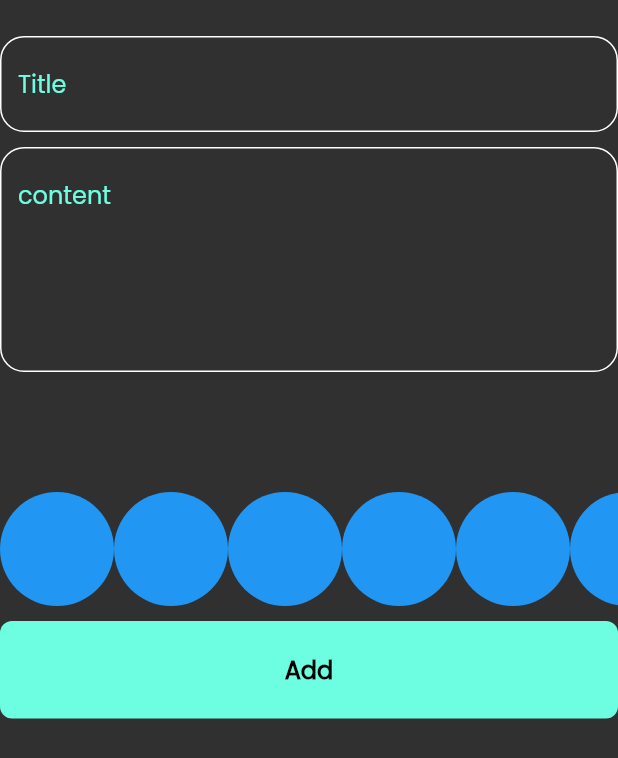
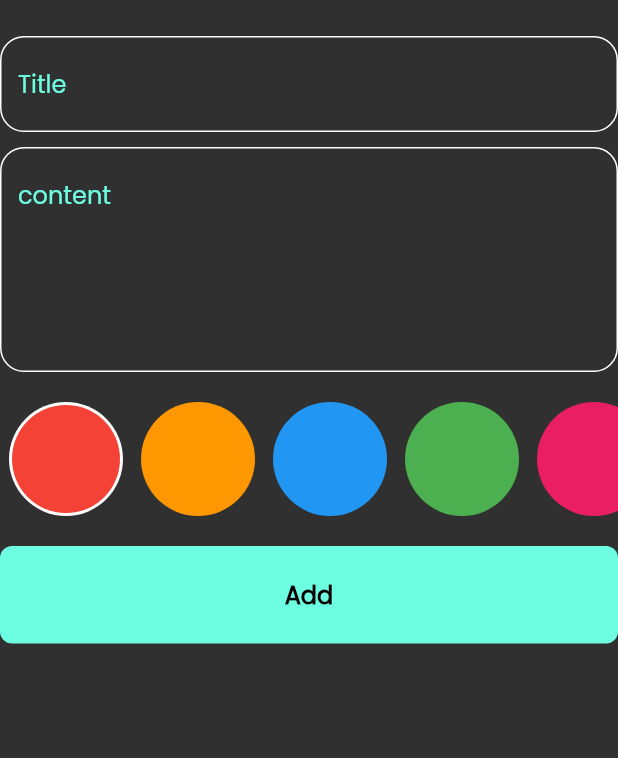
Before and after one commit to haggeresmail/notes_app, a Flutter app: the AddNoteForm widget shown alone on an empty page, opened directly, on a phone screen of 412 x 824 dp. Shown: the top 758 px of the screen. Run offline on Flutter 3.47's test engine with Material 2 defaults, Android fonts, the phone set to English and light mode, and no system bars; our stand-ins replace bloc, flutter_bloc, font_awesome_flutter, hive, hive_flutter; missing offline and left inert: dart:ffi; accounts and stored records are empty.

Commit message:
colors list view part 2

```diff
--- a/lib/widgets/addnote_form.dart
+++ b/lib/widgets/addnote_form.dart
@@ -47,11 +47,11 @@ class _AddNoteFormState extends State<AddNoteForm> {
             maxLines: 5,
           ),
           const SizedBox(
-            height: 80,
+            height: 20,
           ),
           const ColorListView(),
           const SizedBox(
-            height: 10,
+            height: 20,
           ),
           BlocBuilder<AddNoteCubit, AddNoteState>(
             builder: (context, state) {
--- a/lib/widgets/colorlistview.dart
+++ b/lib/widgets/colorlistview.dart
@@ -1,32 +1,66 @@
-
 import 'package:flutter/material.dart';
 
 class ColorItem extends StatelessWidget {
-  const ColorItem({super.key});
+  const ColorItem({super.key, required this.isActive, required this.color});
+  final bool isActive;
+  final Color color;
 
   @override
   Widget build(BuildContext context) {
-    return const CircleAvatar(
-      backgroundColor: Colors.blue,
-      radius: 38,
-    );
+    return isActive
+        ?  CircleAvatar(
+            backgroundColor: Colors.white,
+            radius: 38,
+            child: CircleAvatar(
+              backgroundColor: color,
+              radius: 36,
+            ),
+          )
+        :  CircleAvatar(
+            backgroundColor: color,
+            radius: 38,
+          );
   }
 }
 
-class ColorListView extends StatelessWidget {
+class ColorListView extends StatefulWidget {
   const ColorListView({super.key});
 
+  @override
+  State<ColorListView> createState() => _ColorListViewState();
+}
+
+class _ColorListViewState extends State<ColorListView> {
+  int currentIndex = 0;
+   List<Color> colors = const [
+    Colors.red,
+    Colors.orange,
+    Colors.blue,
+    Colors.green,
+    Colors.pink,
+
+  ];
   @override
   Widget build(BuildContext context) {
     return SizedBox(
         height: 38 * 2,
         child: ListView.builder(
-            itemCount: 10,
+            itemCount: colors.length,
             scrollDirection: Axis.horizontal,
             itemBuilder: (context, index) {
-              return const ColorItem();
-            }
-            )
-            );
+              return Padding(
+                padding: const EdgeInsets.symmetric(horizontal: 6),
+                child: GestureDetector(
+                  onTap: () {
+                    currentIndex = index;
+                    setState(() {});
+                  },
+                  child: ColorItem(
+                    color: colors[index],
+                    isActive: currentIndex == index,
+                  ),
+                ),
+              );
+            }));
   }
 }
--- a/lib/widgets/custom_noteitem.dart
+++ b/lib/widgets/custom_noteitem.dart
@@ -8,17 +8,17 @@ import 'package:noteapp/views/editnoteview.dart';
 class NoteItem extends StatelessWidget {
   const NoteItem({super.key, required this.note});
 
-  final List<Color> colors = const [
-    Colors.red,
-    Colors.orange,
-    Colors.blue,
-    Colors.green,
-    Colors.pink,
-    Colors.red,
-    Colors.orange,
-    Colors.blue,
-    Colors.green,
-  ];
+  // final List<Color> colors = const [
+  //   Colors.red,
+  //   Colors.orange,
+  //   Colors.blue,
+  //   Colors.green,
+  //   Colors.pink,
+  //   Colors.red,
+  //   Colors.orange,
+  //   Colors.blue,
+  //   Colors.green,
+  // ];
   static int i = 0;
   final NoteModel note;
   @override
```
